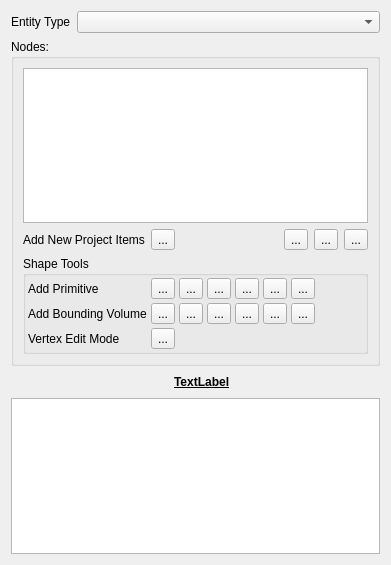
First picture: the form in Editor/src/Items/Entity/EntityWidget.ui, repository GameOverture/HarmonyEngine, before the edit.
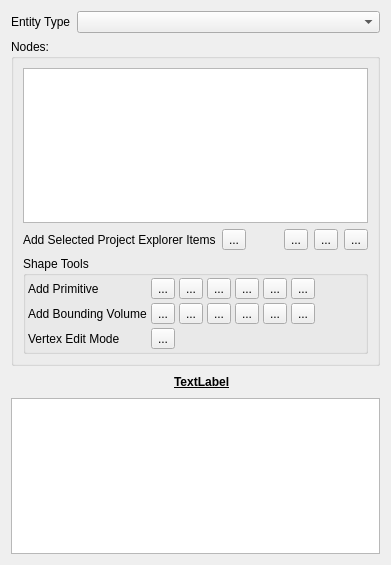
Second picture: the form after the edit. Icons and pictures are not drawn. Custom widgets are drawn as their Qt base class.

```diff
--- a/Editor/src/Items/Entity/EntityWidget.ui
+++ b/Editor/src/Items/Entity/EntityWidget.ui
@@ -55,7 +55,7 @@
         <item>
          <widget class="QLabel" name="lblAddChildren">
           <property name="text">
-           <string>Add New Project Items</string>
+           <string>Add Selected Project Explorer Items</string>
           </property>
          </widget>
         </item>
```
Left out of the diff: 3 changed lines with no effect on the pictures.
